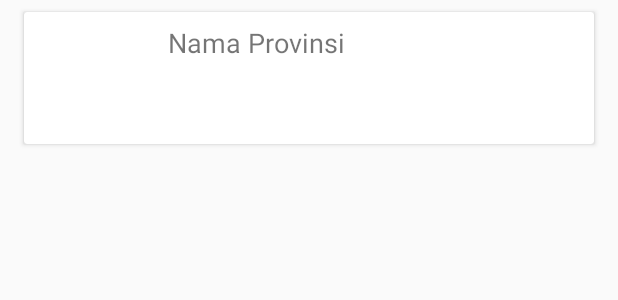
After one commit to RizkiKarianata/smk-coding-covid-app, an Android app: the layout covid_provinces_item.xml on its own in the app's theme, with its tools: preview values and no code run, on a phone screen of 412 x 824 dp. The commit adds this screen. Shown: the top 300 px of the screen. Run offline under Robolectric (Android 15) with nearby library versions, the phone set to English and light mode, and no system bars; Roboto replaces fonts that are not available here.

Commit message:
Add File

```diff
--- /dev/null
+++ b/app/src/main/java/com/example/challenge2/CovidProvincesAdapter.kt
@@ -0,0 +1,4 @@
+package com.example.challenge2
+
+class CovidProvincesAdapter {
+}
--- /dev/null
+++ b/app/src/main/res/layout/covid_provinces_item.xml
@@ -0,0 +1,32 @@
+<?xml version="1.0" encoding="utf-8"?>
+<androidx.cardview.widget.CardView
+    xmlns:android="http://schemas.android.com/apk/res/android"
+    android:layout_width="match_parent"
+    android:layout_height="wrap_content"
+    android:layout_marginTop="8dp"
+    android:layout_marginBottom="8dp"
+    android:layout_marginLeft="16dp"
+    android:layout_marginRight="16dp">
+    <LinearLayout
+        android:layout_width="match_parent"
+        android:layout_height="wrap_content"
+        android:padding="8dp"
+        android:orientation="horizontal">
+        <ImageView
+            android:id="@+id/imgUser"
+            android:layout_width="72dp"
+            android:layout_height="72dp"/>
+        <LinearLayout
+            android:layout_marginLeft="16dp"
+            android:layout_width="match_parent"
+            android:layout_height="wrap_content"
+            android:orientation="vertical">
+            <TextView
+                android:id="@+id/txtProvinces"
+                android:layout_width="wrap_content"
+                android:layout_height="wrap_content"
+                android:text="Nama Provinsi"
+                android:textSize="18sp"/>
+        </LinearLayout>
+    </LinearLayout>
+</androidx.cardview.widget.CardView>
```
Also changed, not shown: app/src/main/res/layout/fragment_provinces.xml (+17 -13 lines).
